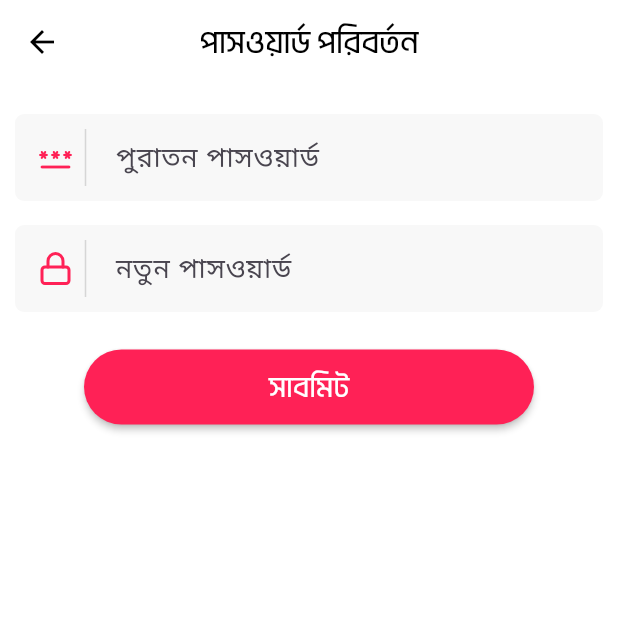
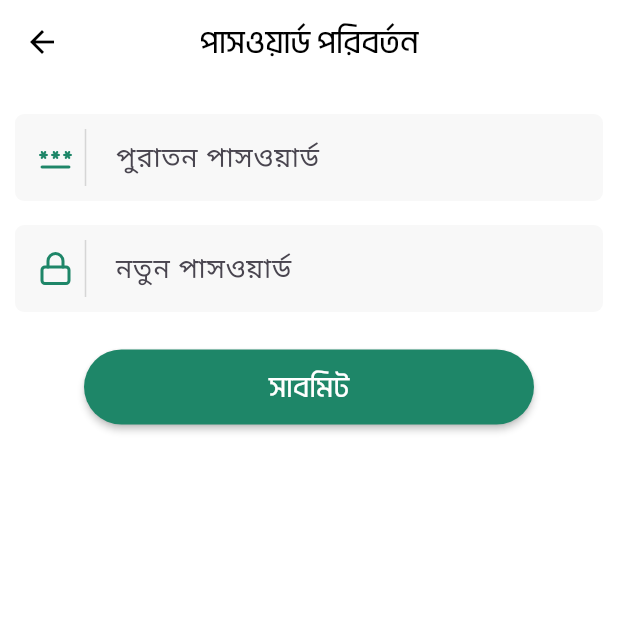
Before and after one commit to ratulhasanruhan/sikhboi, a Flutter app: the ChangePassword screen opened directly, on a phone screen of 412 x 824 dp, the top half of it. Run offline on Flutter 3.47's test engine with Material 3 defaults, Android fonts, the phone set to English and light mode, and no system bars; our stand-ins replace animated_text_kit, better_player, cached_network_image, carousel_slider, cloud_firestore, cool_alert and 22 more; missing offline and left inert: comment_box, easy_image_viewer, image_gallery_saver_plus, overlay_loading_progress; accounts and stored records are empty; network calls fail.

Commit message:
last changes v1

```diff
--- a/lib/utils/colors.dart
+++ b/lib/utils/colors.dart
@@ -18,7 +18,7 @@ const darkWhite = Color(0xFFD6D6D6);
 const backWhite = Color(0xFFFCFCFC);
 const greyWhite = Color(0xFFB3B3B3);
 const waterColor = Color(0xFFECF0FF);
-const primaryColor = Color(0xFFFF2156);
+const primaryColor = Color(0xFF1E8668);
 const deepColor = Color(0xFF979DA8);
 const boldRed = Color(0xFFFF0000);
 
```
Also changed, not shown: lib/widgets/kTextField.dart (renamed from lib/kTextField.dart).
